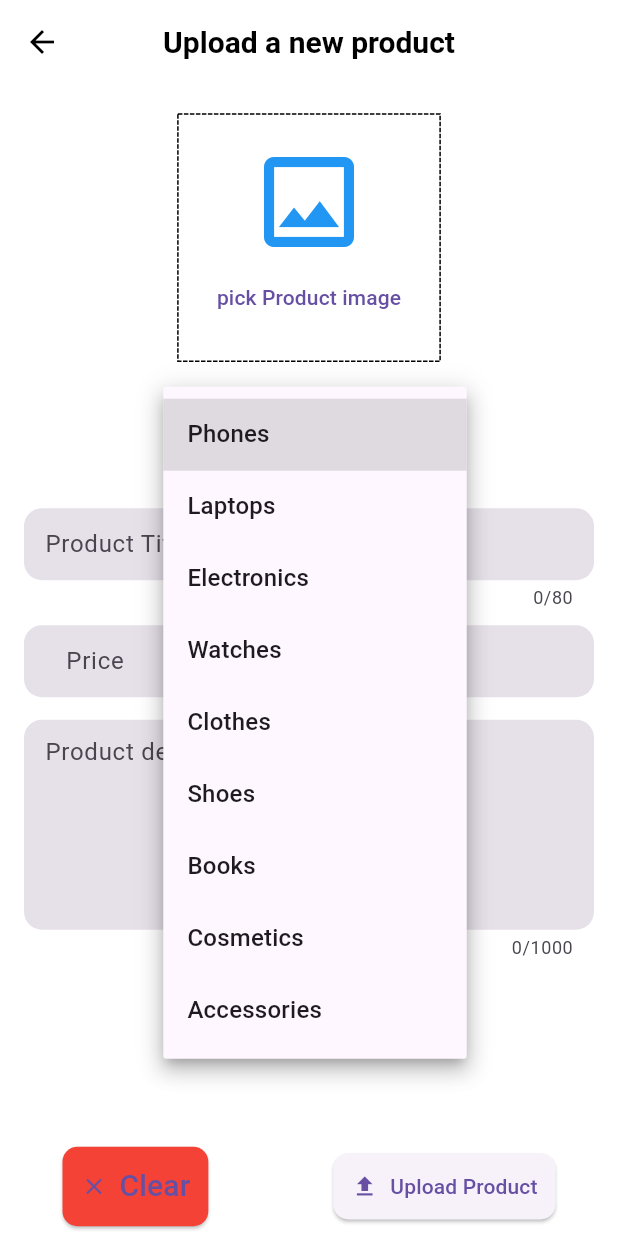
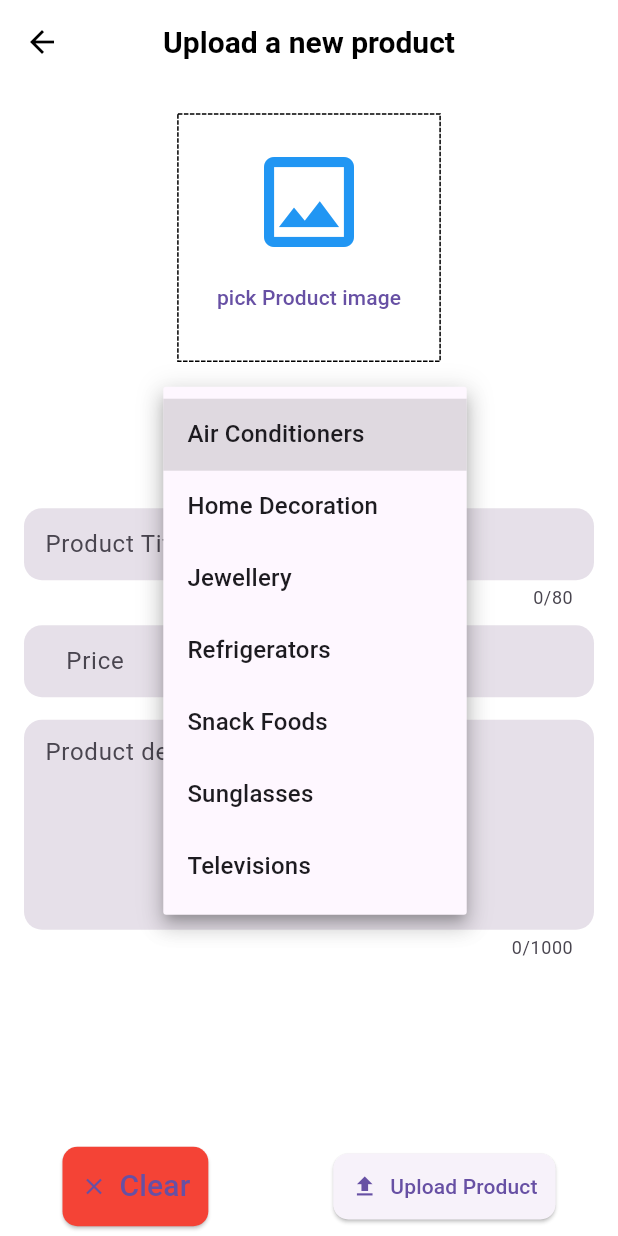
Before and after one commit to mdsrkhnafd/ShopSmart-ADMIN-EN, a Flutter app: the EditOrUploadProductScreen screen opened by its route, after a tap on "Choose a Category", on a phone screen of 412 x 824 dp. Run offline on Flutter 3.47's test engine with Material 3 defaults, Android fonts, the phone set to English and light mode, and no system bars; drawn by our look-alikes of dotted_border; our stand-ins replace cloud_firestore, fancy_shimmer_image, firebase_core, firebase_storage, fluttertoast, image_picker and 2 more; missing offline and left inert: dynamic_height_grid_view; accounts and stored records are empty; statements that could not run were skipped.

Commit message:
Replace dropdown items

```diff
--- a/lib/consts/app_constants.dart
+++ b/lib/consts/app_constants.dart
@@ -5,15 +5,13 @@ class AppConstants {
       'https://i.ibb.co/8r1Ny2n/20-Nike-Air-Force-1-07.png';
 
   static List<String> categoriesList = [
-    'Phones',
-    'Laptops',
-    'Electronics',
-    'Watches',
-    'Clothes',
-    'Shoes',
-    'Books',
-    'Cosmetics',
-    "Accessories",
+    'Air Conditioners',
+    'Home Decoration',
+    'Jewellery',
+    'Refrigerators',
+    'Snack Foods',
+    'Sunglasses',
+    'Televisions',
   ];
 
   static List<DropdownMenuItem<String>>? get categoriesDropDownList {
```
